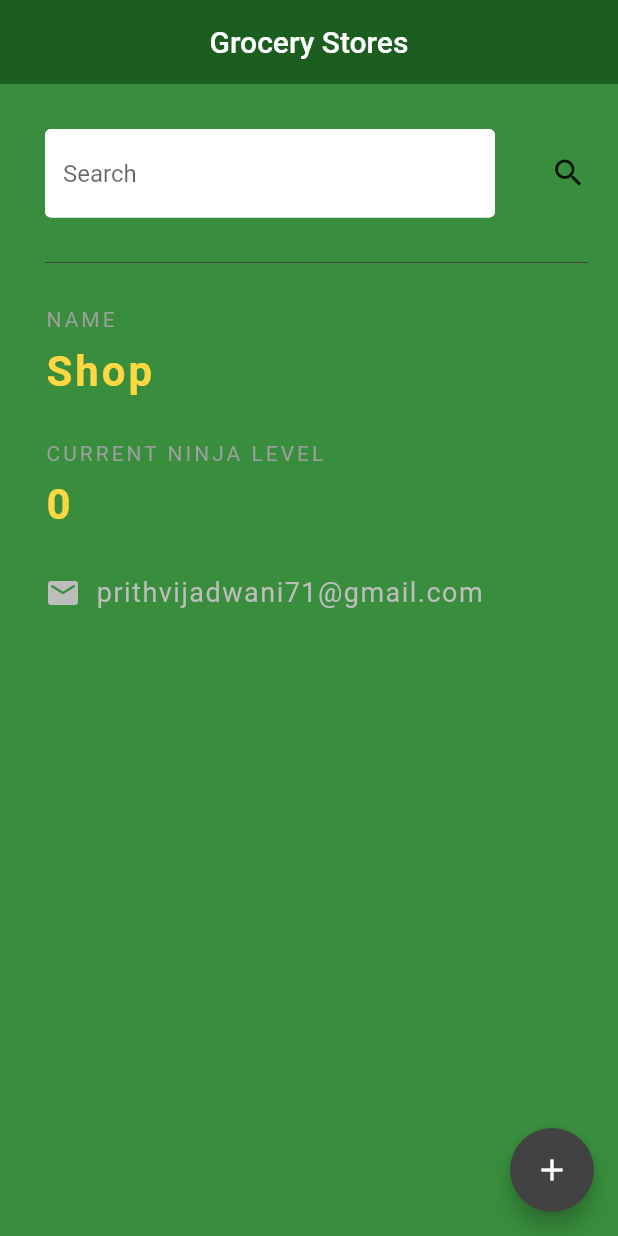
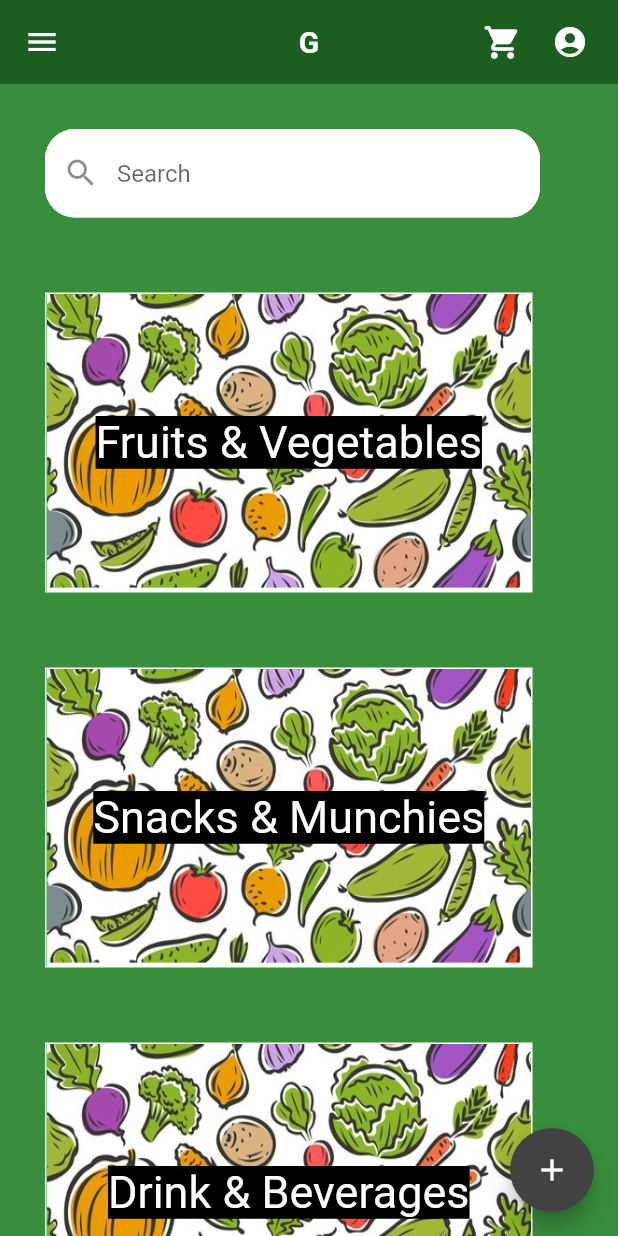
Before and after one commit to Phantom77777/grocery-flutter-frontend, a Flutter app: the screen it shows after launch, on a phone screen of 412 x 824 dp. Run offline on Flutter 3.47's test engine with Material 2 defaults, Android fonts, the phone set to English and light mode, and no system bars.

Commit message:
:hammer: Updated UI

```diff
--- a/grocery_frontend/lib/main.dart
+++ b/grocery_frontend/lib/main.dart
@@ -17,17 +17,39 @@ class _NinjaCardState extends State<NinjaCard> {
 
   int ninjalevel = 0;
 
-
   @override
   Widget build(BuildContext context) {
     return Scaffold(
         backgroundColor: Colors.green[700],
+        drawer: Drawer(),
         appBar: AppBar(
-          title: Text('Grocery Stores'),
+          title: Text('G', style: TextStyle(fontWeight: FontWeight.bold)),
           centerTitle: true,
           backgroundColor: Colors.green[900],
           elevation: 0.0,
+          actions: <Widget>[
+            Padding(
+                padding: EdgeInsets.only(right: 20.0),
+                child: GestureDetector(
+                  onTap: () {},
+                  child: Icon(
+                    Icons.shopping_cart_rounded,
+                    size: 26.0,
+                  ),
+                )
+            ),
+            Padding(
+                padding: EdgeInsets.only(right: 20.0),
+                child: GestureDetector(
+                  onTap: () {},
+                  child: Icon(
+                      Icons.account_circle,
+                  ),
+                )
+            ),
+          ],
         ),
+
         floatingActionButton: FloatingActionButton(
           onPressed: () {
             setState(() {
@@ -37,7 +59,7 @@ class _NinjaCardState extends State<NinjaCard> {
           child: Icon(Icons.add),
           backgroundColor: Colors.grey[800],
         ),
-        body:Padding(
+        body:SingleChildScrollView(child: Padding(
           padding: EdgeInsets.fromLTRB(30, 30, 20, 20),
           child: Column(
             crossAxisAlignment: CrossAxisAlignment.start,
@@ -46,92 +68,99 @@ class _NinjaCardState extends State<NinjaCard> {
                 mainAxisAlignment: MainAxisAlignment.start,
                 children: [
                   Container(
-                    width: 300,
+                    width: 330,
                     child: TextField(
                       decoration: new InputDecoration(
                         fillColor: Colors.white,
                         filled: true,
+                        prefixIcon: Icon(Icons.search),
                         focusedBorder: OutlineInputBorder(
                           borderSide: BorderSide(color: Colors.white, width: 5.0),
+                            borderRadius: BorderRadius.circular(10)
                         ),
                         enabledBorder: OutlineInputBorder(
                           borderSide: BorderSide(color: Colors.white, width: 5.0),
+                          borderRadius: BorderRadius.circular(20),
                         ),
                         hintText: 'Search',
                       ),
                     ),
                     ),
-
-                 Container(
-                    padding: EdgeInsets.only(left: MediaQuery.of(context).size.width-375),
-                    child: Icon(Icons.search),
-
-                  ),
-                ],
-
-              ),
-
-              Divider(
-                height: 60.0,
-                color: Colors.grey[800],
-              ),
-              Text(
-                'NAME',
-                style: TextStyle(
-                    color: Colors.grey,
-                    letterSpacing: 2.0
-                ),
-              ),
-              SizedBox(height: 10.0),
-              Text(
-                'Shop',
-                style: TextStyle(
-                    color: Colors.amberAccent[200],
-                    letterSpacing: 2.0,
-                    fontSize: 28.0,
-                    fontWeight: FontWeight.bold
-                ),
-              ),
-              SizedBox(height: 30.0),
-              Text(
-                'CURRENT NINJA LEVEL',
-                style: TextStyle(
-                    color: Colors.grey,
-                    letterSpacing: 2.0
-                ),
-              ),
-              SizedBox(height: 10.0),
-              Text(
-                '$ninjalevel',
-                style: TextStyle(
-                    color: Colors.amberAccent[200],
-                    letterSpacing: 2.0,
-                    fontSize: 28.0,
-                    fontWeight: FontWeight.bold
-                ),
-              ),
-              SizedBox(height: 30.0),
-              Row(
-                children: [
-                  Icon(
-                    Icons.email_rounded,
-                    color: Colors.grey[400],
-                  ),
-                  SizedBox(width: 10.0),
-                  Text(
-                    'prithvijadwani71@gmail.com',
-                    style: TextStyle(
-                      color: Colors.grey[400],
-                      fontSize: 18.0,
-                      letterSpacing:1.0,
-                    ),
-
-                  ),
                 ],
               ),
-            ],
+                SizedBox(height: 50,),
+                Stack(
+                  children: [
+                  Container(
+                    height: 200,
+                    width: 325,
+                    decoration: BoxDecoration(
+                        border: Border.all(color: Colors.white)
+                    ),
+                    child: Image(image: AssetImage('assets/vegetables.jpg'),
+                        fit: BoxFit.fill),
+                  ),
+                  Container(
+                     height: 200,
+                      width: 325,
+                      child: Center( child: Text('Fruits & Vegetables', style: TextStyle(backgroundColor: Colors.black, fontSize: 30, color: Colors.white))))
+                ],),
+              SizedBox(height: 50,),
+              Stack(
+                children: [
+                  Container(
+                    height: 200,
+                    width: 325,
+                    decoration: BoxDecoration(
+                        border: Border.all(color: Colors.white)
+                    ),
+                    child: Image(image: AssetImage('assets/vegetables.jpg'),
+                        fit: BoxFit.fill),
+                  ),
+                  Container(
+                      height: 200,
+                      width: 325,
+                      child: Center( child: Text('Snacks & Munchies', style: TextStyle(backgroundColor: Colors.black, fontSize: 30, color: Colors.white))))
+                ],),
+              SizedBox(height: 50,),
+              Stack(
+                children: [
+                  Container(
+                    height: 200,
+                    width: 325,
+                    decoration: BoxDecoration(
+                        border: Border.all(color: Colors.white)
+                    ),
+                    child: Image(image: AssetImage('assets/vegetables.jpg'),
+                        fit: BoxFit.fill),
+                  ),
+                  Container(
+                      height: 200,
+                      width: 325,
+                      child: Center( child: Text('Drink & Beverages', style: TextStyle(backgroundColor: Colors.black, fontSize: 30, color: Colors.white))))
+                ],),
+              SizedBox(height: 50,),
+              Stack(
+                children: [
+                  Container(
+                    height: 200,
+                    width: 325,
+                    decoration: BoxDecoration(
+                        border: Border.all(color: Colors.white)
+                    ),
+                    child: Image(image: AssetImage('assets/vegetables.jpg'),
+                        fit: BoxFit.fill),
+                  ),
+                  Container(
+                      height: 200,
+                      width: 325,
+                      child: Center( child: Text('Daily Staples', style: TextStyle(backgroundColor: Colors.black, fontSize: 30, color: Colors.white))))
+                ],)
+
+                ],
+              ),
           ),
         )
-    );
+        );
   }
 }
--- a/grocery_frontend/pubspec.yaml
+++ b/grocery_frontend/pubspec.yaml
@@ -45,9 +45,8 @@ flutter:
   uses-material-design: true
 
   # To add assets to your application, add an assets section, like this:
-  # assets:
-  #   - images/a_dot_burr.jpeg
-  #   - images/a_dot_ham.jpeg
+  assets:
+    - assets/vegetables.jpg
 
   # An image asset can refer to one or more resolution-specific "variants", see
   # https://flutter.dev/assets-and-images/#resolution-aware.
```
Also changed, not shown: grocery_frontend/assets/vegetables.jpg (added).
